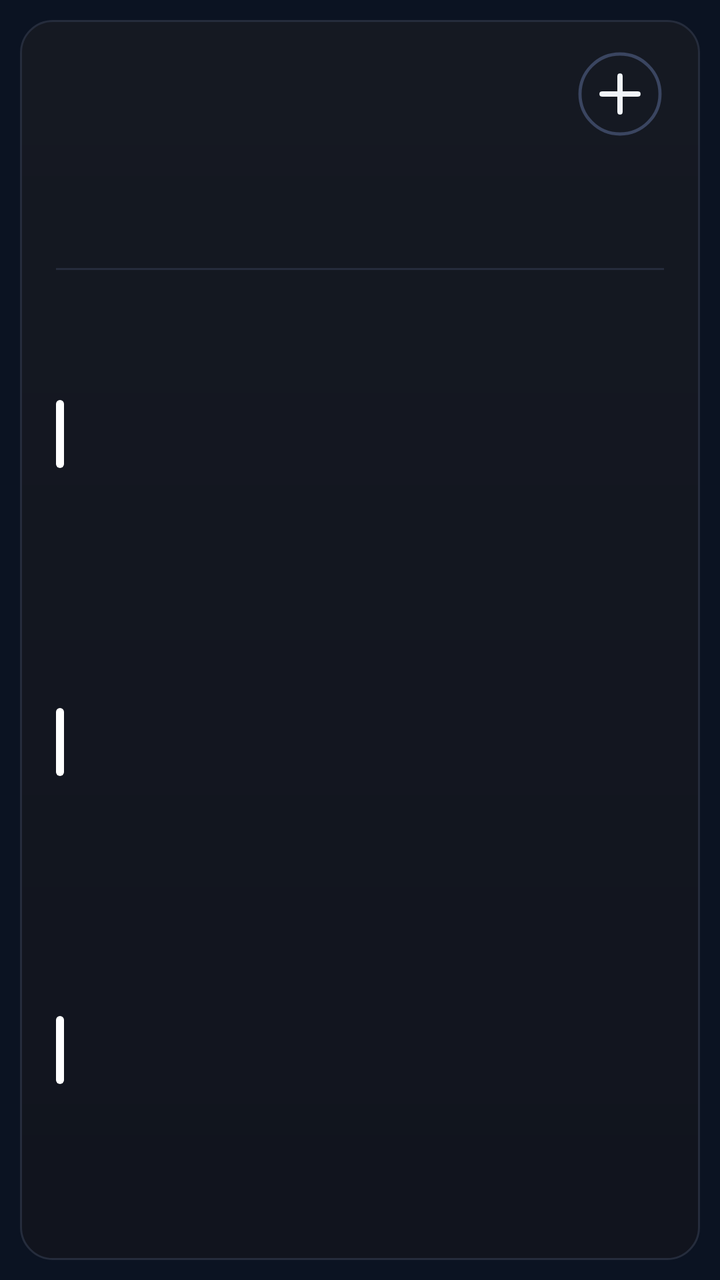
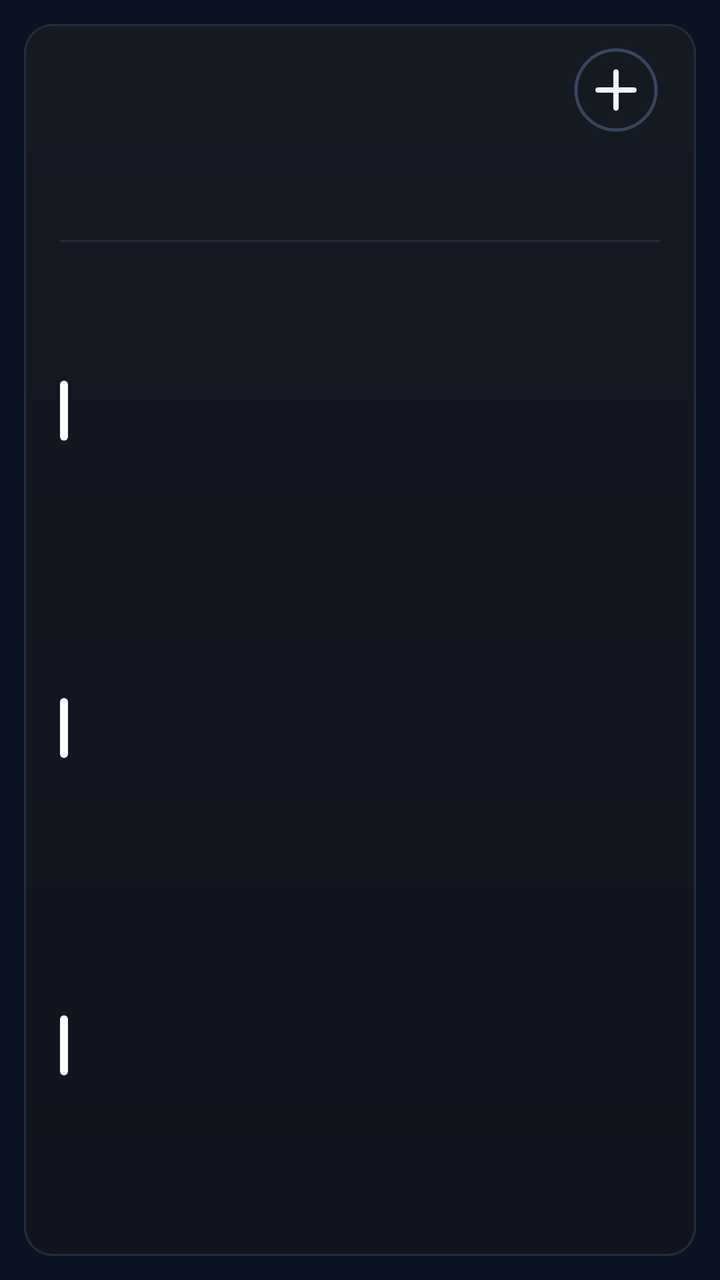

Two renders of the same Android screen: before a commit and after it. Below are the layout's source before the change and the commit's diff.
<!-- AndroidManifest.xml: application theme AppTheme -->
<!-- res/layout/cal_k3.xml -->
<?xml version="1.0" encoding="utf-8"?>
<FrameLayout xmlns:android="http://schemas.android.com/apk/res/android"
    android:id="@+id/root"
    android:layout_width="match_parent"
    android:layout_height="match_parent"
    android:padding="10dp">

    <LinearLayout
        android:id="@+id/panel"
        android:layout_width="match_parent"
        android:layout_height="match_parent"
        android:background="@drawable/cal_panel"
        android:orientation="vertical"
        android:paddingStart="18dp"
        android:paddingTop="9dp"
        android:paddingEnd="18dp"
        android:paddingBottom="12dp">

        
        <LinearLayout
            android:layout_width="match_parent"
            android:layout_height="56dp"
            android:gravity="center_vertical"
            android:orientation="horizontal">
        <ImageView
            android:id="@+id/cal_day"
            android:layout_width="wrap_content"
            android:layout_height="54dp"
            android:adjustViewBounds="true"
            android:scaleType="fitStart" />

            <LinearLayout
                android:layout_width="0dp"
                android:layout_height="wrap_content"
                android:layout_marginStart="12dp"
                android:layout_weight="1"
                android:orientation="vertical">
                <ImageView
                    android:id="@+id/cal_month"
                    android:layout_width="match_parent"
                    android:layout_height="27dp"
                    android:adjustViewBounds="true"
                    android:scaleType="fitStart" />
                <ImageView
                    android:id="@+id/cal_sub"
                    android:layout_width="match_parent"
                    android:layout_height="19dp"
                    android:adjustViewBounds="true"
                    android:layout_marginTop="2dp"
                    android:scaleType="fitStart" />
            </LinearLayout>

            <ImageView
                android:id="@+id/btn_add"
                android:layout_width="44dp"
                android:layout_height="44dp"
                android:contentDescription="New event"
                android:src="@drawable/ic_cal_add" />
        </LinearLayout>

        
        <LinearLayout
            android:layout_width="match_parent"
            android:layout_height="52dp"
            android:layout_marginTop="2dp"
            android:orientation="horizontal">
            <LinearLayout
                android:layout_width="0dp"
                android:layout_height="match_parent"
                android:layout_weight="1"
                android:gravity="center_horizontal"
                android:orientation="vertical">
                <ImageView
                    android:id="@+id/wk_label_0"
                    android:layout_width="wrap_content"
                    android:layout_height="16dp"
                    android:adjustViewBounds="true"
                    android:scaleType="fitCenter" />
                <ImageView
                    android:id="@+id/wk_num_0"
                    android:layout_width="32dp"
                    android:layout_height="32dp"
                    android:adjustViewBounds="true"
                    android:layout_marginTop="3dp"
                    android:scaleType="fitCenter" />
            </LinearLayout>
            <LinearLayout
                android:layout_width="0dp"
                android:layout_height="match_parent"
                android:layout_weight="1"
                android:gravity="center_horizontal"
                android:orientation="vertical">
                <ImageView
                    android:id="@+id/wk_label_1"
                    android:layout_width="wrap_content"
                    android:layout_height="16dp"
                    android:adjustViewBounds="true"
                    android:scaleType="fitCenter" />
                <ImageView
                    android:id="@+id/wk_num_1"
                    android:layout_width="32dp"
                    android:layout_height="32dp"
                    android:adjustViewBounds="true"
                    android:layout_marginTop="3dp"
                    android:scaleType="fitCenter" />
            </LinearLayout>
            <LinearLayout
                android:layout_width="0dp"
                android:layout_height="match_parent"
                android:layout_weight="1"
                android:gravity="center_horizontal"
                android:orientation="vertical">
                <ImageView
                    android:id="@+id/wk_label_2"
                    android:layout_width="wrap_content"
                    android:layout_height="16dp"
                    android:adjustViewBounds="true"
                    android:scaleType="fitCenter" />
                <ImageView
                    android:id="@+id/wk_num_2"
                    android:layout_width="32dp"
                    android:layout_height="32dp"
                    android:adjustViewBounds="true"
                    android:layout_marginTop="3dp"
                    android:scaleType="fitCenter" />
            </LinearLayout>
            <LinearLayout
                android:layout_width="0dp"
                android:layout_height="match_parent"
                android:layout_weight="1"
                android:gravity="center_horizontal"
                android:orientation="vertical">
                <ImageView
                    android:id="@+id/wk_label_3"
                    android:layout_width="wrap_content"
                    android:layout_height="16dp"
                    android:adjustViewBounds="true"
                    android:scaleType="fitCenter" />
                <ImageView
                    android:id="@+id/wk_num_3"
                    android:layout_width="32dp"
                    android:layout_height="32dp"
                    android:adjustViewBounds="true"
                    android:layout_marginTop="3dp"
                    android:scaleType="fitCenter" />
            </LinearLayout>
            <LinearLayout
                android:layout_width="0dp"
                android:layout_height="match_parent"
                android:layout_weight="1"
                android:gravity="center_horizontal"
                android:orientation="vertical">
                <ImageView
                    android:id="@+id/wk_label_4"
                    android:layout_width="wrap_content"
                    android:layout_height="16dp"
                    android:adjustViewBounds="true"
                    android:scaleType="fitCenter" />
                <ImageView
                    android:id="@+id/wk_num_4"
                    android:layout_width="32dp"
                    android:layout_height="32dp"
                    android:adjustViewBounds="true"
                    android:layout_marginTop="3dp"
                    android:scaleType="fitCenter" />
            </LinearLayout>
            <LinearLayout
                android:layout_width="0dp"
                android:layout_height="match_parent"
                android:layout_weight="1"
                android:gravity="center_horizontal"
                android:orientation="vertical">
                <ImageView
                    android:id="@+id/wk_label_5"
                    android:layout_width="wrap_content"
                    android:layout_height="16dp"
                    android:adjustViewBounds="true"
                    android:scaleType="fitCenter" />
                <ImageView
                    android:id="@+id/wk_num_5"
                    android:layout_width="32dp"
                    android:layout_height="32dp"
                    android:adjustViewBounds="true"
                    android:layout_marginTop="3dp"
                    android:scaleType="fitCenter" />
            </LinearLayout>
            <LinearLayout
                android:layout_width="0dp"
                android:layout_height="match_parent"
                android:layout_weight="1"
                android:gravity="center_horizontal"
                android:orientation="vertical">
                <ImageView
                    android:id="@+id/wk_label_6"
                    android:layout_width="wrap_content"
                    android:layout_height="16dp"
                    android:adjustViewBounds="true"
                    android:scaleType="fitCenter" />
                <ImageView
                    android:id="@+id/wk_num_6"
                    android:layout_width="32dp"
                    android:layout_height="32dp"
                    android:adjustViewBounds="true"
                    android:layout_marginTop="3dp"
                    android:scaleType="fitCenter" />
            </LinearLayout>
        </LinearLayout>

        <ImageView
            android:layout_width="match_parent"
            android:layout_height="1dp"
            android:layout_marginTop="5dp"
            android:layout_marginBottom="5dp"
            android:scaleType="fitXY"
            android:src="@drawable/cal_divider" />

        
        <LinearLayout
            android:layout_width="match_parent"
            android:layout_height="0dp"
            android:layout_weight="1"
            android:orientation="vertical">
        <LinearLayout
            android:id="@+id/cal_row_0"
            android:layout_width="match_parent"
            android:layout_height="0dp"
            android:layout_weight="1"
            android:gravity="center_vertical"
            android:orientation="horizontal">

            <ImageView
                android:id="@+id/cal_bar_0"
                android:layout_width="4dp"
                android:layout_height="34dp"
                android:layout_marginEnd="11dp"
                android:scaleType="fitXY"
                android:src="@drawable/cal_bar" />

            <LinearLayout
                android:layout_width="0dp"
                android:layout_height="wrap_content"
                android:layout_weight="1"
                android:orientation="vertical">

                <LinearLayout
                    android:layout_width="match_parent"
                    android:layout_height="wrap_content"
                    android:orientation="horizontal">
                    <ImageView
                        android:id="@+id/cal_time_0"
                        android:layout_width="wrap_content"
                        android:layout_height="19dp"
                        android:adjustViewBounds="true"
                        android:scaleType="fitStart" />
                    <ImageView
                        android:id="@+id/cal_hint_0"
                        android:layout_width="wrap_content"
                        android:layout_height="19dp"
                        android:adjustViewBounds="true"
                        android:layout_marginStart="9dp"
                        android:scaleType="fitStart" />
                </LinearLayout>
                <ImageView
                    android:id="@+id/cal_title_0"
                    android:layout_width="match_parent"
                    android:layout_height="26dp"
                    android:adjustViewBounds="true"
                    android:layout_marginTop="1dp"
                    android:scaleType="fitStart" />
            </LinearLayout>
        </LinearLayout>
        <LinearLayout
            android:id="@+id/cal_row_1"
            android:layout_width="match_parent"
            android:layout_height="0dp"
            android:layout_weight="1"
            android:gravity="center_vertical"
            android:orientation="horizontal">

            <ImageView
                android:id="@+id/cal_bar_1"
                android:layout_width="4dp"
                android:layout_height="34dp"
                android:layout_marginEnd="11dp"
                android:scaleType="fitXY"
                android:src="@drawable/cal_bar" />

            <LinearLayout
                android:layout_width="0dp"
                android:layout_height="wrap_content"
                android:layout_weight="1"
                android:orientation="vertical">

                <LinearLayout
                    android:layout_width="match_parent"
                    android:layout_height="wrap_content"
                    android:orientation="horizontal">
                    <ImageView
                        android:id="@+id/cal_time_1"
                        android:layout_width="wrap_content"
                        android:layout_height="19dp"
                        android:adjustViewBounds="true"
                        android:scaleType="fitStart" />
                    <ImageView
                        android:id="@+id/cal_hint_1"
                        android:layout_width="wrap_content"
                        android:layout_height="19dp"
                        android:adjustViewBounds="true"
                        android:layout_marginStart="9dp"
                        android:scaleType="fitStart" />
                </LinearLayout>
                <ImageView
                    android:id="@+id/cal_title_1"
                    android:layout_width="match_parent"
                    android:layout_height="26dp"
                    android:adjustViewBounds="true"
                    android:layout_marginTop="1dp"
                    android:scaleType="fitStart" />
            </LinearLayout>
        </LinearLayout>
        <LinearLayout
            android:id="@+id/cal_row_2"
            android:layout_width="match_parent"
            android:layout_height="0dp"
            android:layout_weight="1"
            android:gravity="center_vertical"
            android:orientation="horizontal">

            <ImageView
                android:id="@+id/cal_bar_2"
                android:layout_width="4dp"
                android:layout_height="34dp"
                android:layout_marginEnd="11dp"
                android:scaleType="fitXY"
                android:src="@drawable/cal_bar" />

            <LinearLayout
                android:layout_width="0dp"
                android:layout_height="wrap_content"
                android:layout_weight="1"
                android:orientation="vertical">

                <LinearLayout
                    android:layout_width="match_parent"
                    android:layout_height="wrap_content"
                    android:orientation="horizontal">
                    <ImageView
                        android:id="@+id/cal_time_2"
                        android:layout_width="wrap_content"
                        android:layout_height="19dp"
                        android:adjustViewBounds="true"
                        android:scaleType="fitStart" />
                    <ImageView
                        android:id="@+id/cal_hint_2"
                        android:layout_width="wrap_content"
                        android:layout_height="19dp"
                        android:adjustViewBounds="true"
                        android:layout_marginStart="9dp"
                        android:scaleType="fitStart" />
                </LinearLayout>
                <ImageView
                    android:id="@+id/cal_title_2"
                    android:layout_width="match_parent"
                    android:layout_height="26dp"
                    android:adjustViewBounds="true"
                    android:layout_marginTop="1dp"
                    android:scaleType="fitStart" />
            </LinearLayout>
        </LinearLayout>
        </LinearLayout>
        <ImageView
            android:id="@+id/cal_more"
            android:layout_width="match_parent"
            android:layout_height="16dp"
            android:adjustViewBounds="true"
            android:scaleType="fitEnd" />
    </LinearLayout>
</FrameLayout>
<!-- resources referenced by this layout -->
<resources>
  <!-- drawable cal_bar (drawable) -->
  <?xml version="1.0" encoding="utf-8"?>
  <shape xmlns:android="http://schemas.android.com/apk/res/android" android:shape="rectangle">
      <solid android:color="#FFFFFFFF" />
      <corners android:radius="2dp" />
  </shape>
  <!-- drawable cal_divider (drawable) -->
  <?xml version="1.0" encoding="utf-8"?>
  <shape xmlns:android="http://schemas.android.com/apk/res/android" android:shape="rectangle">
      <solid android:color="#FF252C3C" />
  </shape>
  <!-- drawable cal_panel (drawable) -->
  <?xml version="1.0" encoding="utf-8"?>
  <shape xmlns:android="http://schemas.android.com/apk/res/android" android:shape="rectangle">
      <gradient android:angle="270" android:startColor="#FF151922" android:endColor="#FF11141E" />
      <stroke android:width="1dp" android:color="#FF252C3C" />
      <corners android:radius="16dp" />
  </shape>
  <!-- drawable ic_cal_add (drawable) -->
  <?xml version="1.0" encoding="utf-8"?>
  <vector xmlns:android="http://schemas.android.com/apk/res/android"
      android:width="44dp"
      android:height="44dp"
      android:viewportWidth="44"
      android:viewportHeight="44">
      <path
          android:pathData="M22,22m-20,0a20,20 0,1 1,40 0a20,20 0,1 1,-40 0"
          android:strokeColor="#FF3A4560"
          android:strokeWidth="1.6" />
      <path
          android:pathData="M13,22L31,22M22,13L22,31"
          android:strokeColor="#FFF1F5F9"
          android:strokeLineCap="round"
          android:strokeWidth="2.6" />
  </vector>
  <style name="AppTheme" parent="@android:style/Theme.DeviceDefault.NoActionBar">
          <item name="android:colorAccent">#DF8B35</item>
          <item name="android:colorControlActivated">#DF8B35</item>
          <item name="android:windowBackground">#0B1322</item>
          <item name="android:statusBarColor">#0E111A</item>
          <item name="android:navigationBarColor">#0B1322</item>
          <item name="android:textColorHint">#718096</item>
      </style>
</resources>

<!-- the commit's change to res/layout/cal_k3.xml (unified diff, before → after) -->
@@ -3,7 +3,7 @@
     android:id="@+id/root"
     android:layout_width="match_parent"
     android:layout_height="match_parent"
-    android:padding="10dp">
+    android:padding="12dp">
 
     <LinearLayout
         android:id="@+id/panel"
@@ -19,13 +19,13 @@
         
         <LinearLayout
             android:layout_width="match_parent"
-            android:layout_height="56dp"
+            android:layout_height="48dp"
             android:gravity="center_vertical"
             android:orientation="horizontal">
         <ImageView
             android:id="@+id/cal_day"
             android:layout_width="wrap_content"
-            android:layout_height="54dp"
+            android:layout_height="47dp"
             android:adjustViewBounds="true"
             android:scaleType="fitStart" />
 
@@ -38,13 +38,13 @@
                 <ImageView
                     android:id="@+id/cal_month"
                     android:layout_width="match_parent"
-                    android:layout_height="27dp"
+                    android:layout_height="23dp"
                     android:adjustViewBounds="true"
                     android:scaleType="fitStart" />
                 <ImageView
                     android:id="@+id/cal_sub"
                     android:layout_width="match_parent"
-                    android:layout_height="19dp"
+                    android:layout_height="16dp"
                     android:adjustViewBounds="true"
                     android:layout_marginTop="2dp"
                     android:scaleType="fitStart" />
@@ -61,7 +61,7 @@
         
         <LinearLayout
             android:layout_width="match_parent"
-            android:layout_height="52dp"
+            android:layout_height="44dp"
             android:layout_marginTop="2dp"
             android:orientation="horizontal">
             <LinearLayout
@@ -73,13 +73,13 @@
                 <ImageView
                     android:id="@+id/wk_label_0"
                     android:layout_width="wrap_content"
-                    android:layout_height="16dp"
+                    android:layout_height="14dp"
                     android:adjustViewBounds="true"
                     android:scaleType="fitCenter" />
                 <ImageView
                     android:id="@+id/wk_num_0"
-                    android:layout_width="32dp"
-                    android:layout_height="32dp"
+                    android:layout_width="26dp"
+                    android:layout_height="26dp"
                     android:adjustViewBounds="true"
                     android:layout_marginTop="3dp"
                     android:scaleType="fitCenter" />
@@ -93,13 +93,13 @@
                 <ImageView
                     android:id="@+id/wk_label_1"
                     android:layout_width="wrap_content"
-                    android:layout_height="16dp"
+                    android:layout_height="14dp"
                     android:adjustViewBounds="true"
                     android:scaleType="fitCenter" />
                 <ImageView
                     android:id="@+id/wk_num_1"
-                    android:layout_width="32dp"
-                    android:layout_height="32dp"
+                    android:layout_width="26dp"
+                    android:layout_height="26dp"
                     android:adjustViewBounds="true"
                     android:layout_marginTop="3dp"
                     android:scaleType="fitCenter" />
@@ -113,13 +113,13 @@
                 <ImageView
                     android:id="@+id/wk_label_2"
                     android:layout_width="wrap_content"
-                    android:layout_height="16dp"
+                    android:layout_height="14dp"
                     android:adjustViewBounds="true"
                     android:scaleType="fitCenter" />
                 <ImageView
                     android:id="@+id/wk_num_2"
-                    android:layout_width="32dp"
-                    android:layout_height="32dp"
+                    android:layout_width="26dp"
+                    android:layout_height="26dp"
                     android:adjustViewBounds="true"
                     android:layout_marginTop="3dp"
                     android:scaleType="fitCenter" />
@@ -133,13 +133,13 @@
                 <ImageView
                     android:id="@+id/wk_label_3"
                     android:layout_width="wrap_content"
-                    android:layout_height="16dp"
+                    android:layout_height="14dp"
                     android:adjustViewBounds="true"
                     android:scaleType="fitCenter" />
                 <ImageView
                     android:id="@+id/wk_num_3"
-                    android:layout_width="32dp"
-                    android:layout_height="32dp"
+                    android:layout_width="26dp"
+                    android:layout_height="26dp"
                     android:adjustViewBounds="true"
                     android:layout_marginTop="3dp"
                     android:scaleType="fitCenter" />
@@ -153,13 +153,13 @@
                 <ImageView
                     android:id="@+id/wk_label_4"
                     android:layout_width="wrap_content"
-                    android:layout_height="16dp"
+                    android:layout_height="14dp"
                     android:adjustViewBounds="true"
                     android:scaleType="fitCenter" />
                 <ImageView
                     android:id="@+id/wk_num_4"
-                    android:layout_width="32dp"
-                    android:layout_height="32dp"
+                    android:layout_width="26dp"
+                    android:layout_height="26dp"
                     android:adjustViewBounds="true"
                     android:layout_marginTop="3dp"
                     android:scaleType="fitCenter" />
@@ -173,13 +173,13 @@
                 <ImageView
                     android:id="@+id/wk_label_5"
                     android:layout_width="wrap_content"
-                    android:layout_height="16dp"
+                    android:layout_height="14dp"
                     android:adjustViewBounds="true"
                     android:scaleType="fitCenter" />
                 <ImageView
                     android:id="@+id/wk_num_5"
-                    android:layout_width="32dp"
-                    android:layout_height="32dp"
+                    android:layout_width="26dp"
+                    android:layout_height="26dp"
                     android:adjustViewBounds="true"
                     android:layout_marginTop="3dp"
                     android:scaleType="fitCenter" />
@@ -193,13 +193,13 @@
                 <ImageView
                     android:id="@+id/wk_label_6"
                     android:layout_width="wrap_content"
-                    android:layout_height="16dp"
+                    android:layout_height="14dp"
                     android:adjustViewBounds="true"
                     android:scaleType="fitCenter" />
                 <ImageView
                     android:id="@+id/wk_num_6"
-                    android:layout_width="32dp"
-                    android:layout_height="32dp"
+                    android:layout_width="26dp"
+                    android:layout_height="26dp"
                     android:adjustViewBounds="true"
                     android:layout_marginTop="3dp"
                     android:scaleType="fitCenter" />
@@ -231,7 +231,7 @@
             <ImageView
                 android:id="@+id/cal_bar_0"
                 android:layout_width="4dp"
-                android:layout_height="34dp"
+                android:layout_height="30dp"
                 android:layout_marginEnd="11dp"
                 android:scaleType="fitXY"
                 android:src="@drawable/cal_bar" />
@@ -249,13 +249,13 @@
                     <ImageView
                         android:id="@+id/cal_time_0"
                         android:layout_width="wrap_content"
-                        android:layout_height="19dp"
+                        android:layout_height="16dp"
                         android:adjustViewBounds="true"
                         android:scaleType="fitStart" />
                     <ImageView
                         android:id="@+id/cal_hint_0"
                         android:layout_width="wrap_content"
-                        android:layout_height="19dp"
+                        android:layout_height="16dp"
                         android:adjustViewBounds="true"
                         android:layout_marginStart="9dp"
                         android:scaleType="fitStart" />
@@ -263,7 +263,7 @@
                 <ImageView
                     android:id="@+id/cal_title_0"
                     android:layout_width="match_parent"
-                    android:layout_height="26dp"
+                    android:layout_height="22dp"
                     android:adjustViewBounds="true"
                     android:layout_marginTop="1dp"
                     android:scaleType="fitStart" />
@@ -280,7 +280,7 @@
             <ImageView
                 android:id="@+id/cal_bar_1"
                 android:layout_width="4dp"
-                android:layout_height="34dp"
+                android:layout_height="30dp"
                 android:layout_marginEnd="11dp"
                 android:scaleType="fitXY"
                 android:src="@drawable/cal_bar" />
@@ -298,13 +298,13 @@
                     <ImageView
                         android:id="@+id/cal_time_1"
                         android:layout_width="wrap_content"
-                        android:layout_height="19dp"
+                        android:layout_height="16dp"
                         android:adjustViewBounds="true"
                         android:scaleType="fitStart" />
                     <ImageView
                         android:id="@+id/cal_hint_1"
                         android:layout_width="wrap_content"
-                        android:layout_height="19dp"
+                        android:layout_height="16dp"
                         android:adjustViewBounds="true"
                         android:layout_marginStart="9dp"
                         android:scaleType="fitStart" />
@@ -312,7 +312,7 @@
                 <ImageView
                     android:id="@+id/cal_title_1"
                     android:layout_width="match_parent"
-                    android:layout_height="26dp"
+                    android:layout_height="22dp"
                     android:adjustViewBounds="true"
                     android:layout_marginTop="1dp"
                     android:scaleType="fitStart" />
@@ -329,7 +329,7 @@
             <ImageView
                 android:id="@+id/cal_bar_2"
                 android:layout_width="4dp"
-                android:layout_height="34dp"
+                android:layout_height="30dp"
                 android:layout_marginEnd="11dp"
                 android:scaleType="fitXY"
                 android:src="@drawable/cal_bar" />
@@ -347,13 +347,13 @@
                     <ImageView
                         android:id="@+id/cal_time_2"
                         android:layout_width="wrap_content"
-                        android:layout_height="19dp"
+                        android:layout_height="16dp"
                         android:adjustViewBounds="true"
                         android:scaleType="fitStart" />
                     <ImageView
                         android:id="@+id/cal_hint_2"
                         android:layout_width="wrap_content"
-                        android:layout_height="19dp"
+                        android:layout_height="16dp"
                         android:adjustViewBounds="true"
                         android:layout_marginStart="9dp"
                         android:scaleType="fitStart" />
@@ -361,7 +361,7 @@
                 <ImageView
                     android:id="@+id/cal_title_2"
                     android:layout_width="match_parent"
-                    android:layout_height="26dp"
+                    android:layout_height="22dp"
                     android:adjustViewBounds="true"
                     android:layout_marginTop="1dp"
                     android:scaleType="fitStart" />
@@ -371,7 +371,7 @@
         <ImageView
             android:id="@+id/cal_more"
             android:layout_width="match_parent"
-            android:layout_height="16dp"
+            android:layout_height="14dp"
             android:adjustViewBounds="true"
             android:scaleType="fitEnd" />
     </LinearLayout>
<!-- resource entries referenced after the edit -->
@@ -16,7 +16,7 @@
   <shape xmlns:android="http://schemas.android.com/apk/res/android" android:shape="rectangle">
       <gradient android:angle="270" android:startColor="#FF151922" android:endColor="#FF11141E" />
       <stroke android:width="1dp" android:color="#FF252C3C" />
-      <corners android:radius="16dp" />
+      <corners android:radius="14dp" />
   </shape>
   <!-- drawable ic_cal_add (drawable) -->
   <?xml version="1.0" encoding="utf-8"?>
